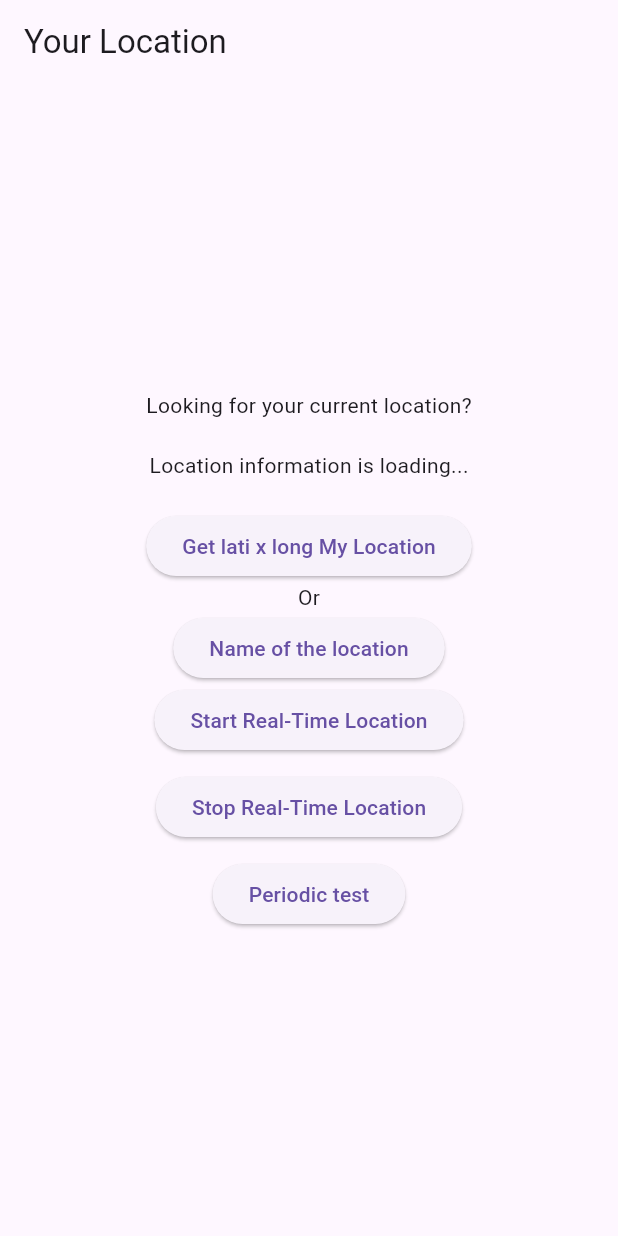
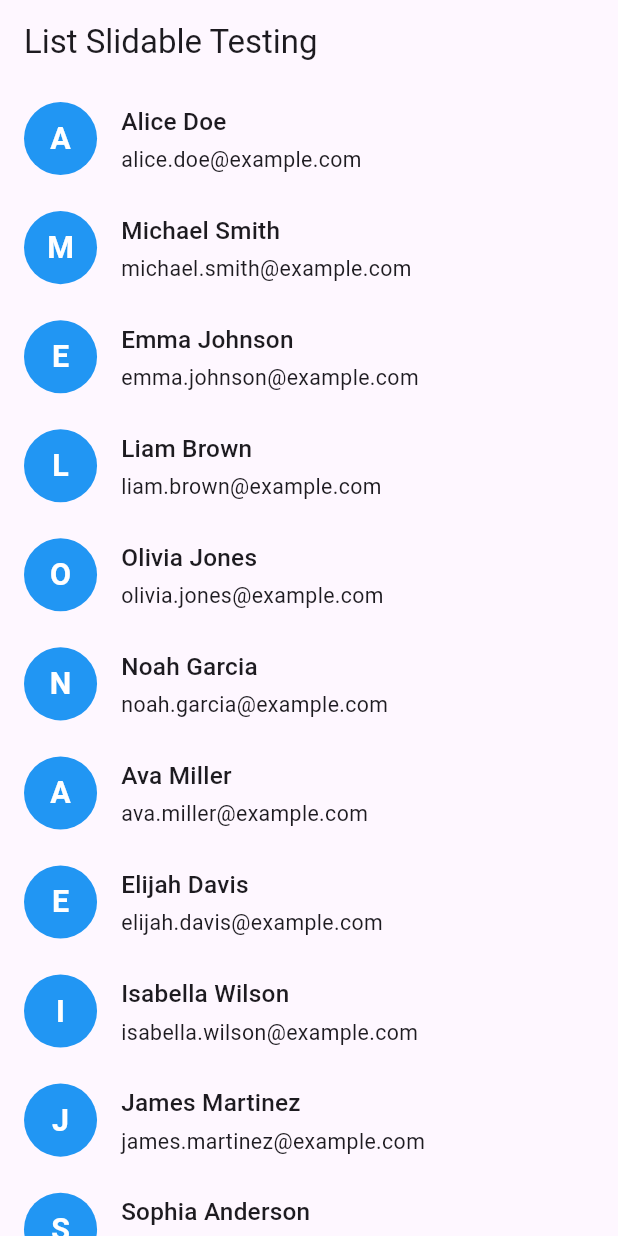
Before and after one commit to Sonykhan1121/Flutter-Full-Stack-Development, a Flutter app: the screen it shows after launch, on a phone screen of 412 x 824 dp. Run offline on Flutter 3.47's test engine with Material 3 defaults, Android fonts, the phone set to English and light mode, and no system bars; drawn by our look-alikes of flutter_slidable; our stand-ins replace azlistview, cached_network_image, camera, device_info_plus, dio, fl_chart and 8 more; missing offline and left inert: audio_session, gallery_saver_plus; project files that could hold a hidden picture were left out.

Commit message:
Make a custom list tile

```diff
--- a/03 Practice Basic Flutter Projects/test_widget/lib/main.dart
+++ b/03 Practice Basic Flutter Projects/test_widget/lib/main.dart
@@ -6,6 +6,8 @@ import 'package:test_widget/api_features/providers/comments_provider.dart';
 import 'package:test_widget/api_features/providers/posts_provider.dart';
 import 'package:test_widget/deviceIdentify/findDevice.dart';
 import 'package:test_widget/routes_features/onGenerateroute/routes/app_router_version1.dart';
+import 'package:test_widget/slidable_features/list_slide.dart';
+import 'package:test_widget/slidable_features/list_slide_provider.dart';
 
 import 'gesturedetector_features/gesture.dart';
 import 'gesturedetector_features/scale.dart';
@@ -26,6 +28,7 @@ class MyApp extends StatelessWidget {
         ChangeNotifierProvider(create: (_)=> TextExpandedProvider()),
         ChangeNotifierProvider(create: (_)=> PostsProvider()),
         ChangeNotifierProvider(create: (_)=>CommentsProvider()),
+        ChangeNotifierProvider(create: (_)=> ListSlideProvider()),
 
       ],
       child: ScreenUtilInit(
@@ -43,7 +46,7 @@ class MyApp extends StatelessWidget {
             // onGenerateRoute: AppRouterVersion1.route,
 
             // initialRoute: "/camera_handler",
-            home: FindLocation(),
+            home: ListSlide(),
           );
         },
       ),
--- /dev/null
+++ b/03 Practice Basic Flutter Projects/test_widget/lib/slidable_features/custom_profile_tile.dart
@@ -0,0 +1,105 @@
+import 'package:flutter/material.dart';
+import 'package:flutter_screenutil/flutter_screenutil.dart';
+
+class CustomProfileTile extends StatelessWidget {
+  final Widget? leading;
+  final String title;
+  final String? subtitle;
+  final TextStyle? titleStyle;
+  final TextStyle? subtitleStyle;
+  final Widget? trailing;
+  final double? height;
+  final EdgeInsetsGeometry? padding;
+  final EdgeInsetsGeometry? contentPadding;
+  final Color? backgroundColor;
+  final BorderRadius? borderRadius;
+  final BoxBorder? border;
+  final VoidCallback? onTap;
+  final VoidCallback? onLongPress;
+  final bool centerContent;
+  final MainAxisAlignment mainAxisAlignment;
+  final CrossAxisAlignment crossAxisAlignment;
+
+  const CustomProfileTile({
+    Key? key,
+    this.leading,
+    required this.title,
+    this.subtitle,
+    this.titleStyle,
+    this.subtitleStyle,
+    this.trailing,
+    this.height,
+    this.padding = const EdgeInsets.symmetric(horizontal: 16.0, vertical: 12.0),
+    this.contentPadding = const EdgeInsets.symmetric(horizontal: 8.0),
+    this.backgroundColor,
+    this.borderRadius,
+    this.border,
+    this.onTap,
+    this.onLongPress,
+    this.centerContent = false,
+    this.mainAxisAlignment = MainAxisAlignment.start,
+    this.crossAxisAlignment = CrossAxisAlignment.center,
+  }) : super(key: key);
+
+  @override
+  Widget build(BuildContext context) {
+    final ThemeData theme = Theme.of(context);
+
+    return Container(
+      height: height,
+      padding: padding,
+      decoration: BoxDecoration(
+        color: backgroundColor,
+        borderRadius: borderRadius,
+        border: border,
+      ),
+      child: Row(
+        mainAxisAlignment: mainAxisAlignment,
+        crossAxisAlignment: crossAxisAlignment,
+        children: [
+          if (leading != null) leading!,
+          if (leading != null) SizedBox(width: contentPadding?.horizontal ?? 8),
+          Expanded(
+            child: Column(
+              crossAxisAlignment:
+                  centerContent
+                      ? CrossAxisAlignment.center
+                      : CrossAxisAlignment.start,
+              mainAxisAlignment:
+                  centerContent
+                      ? MainAxisAlignment.center
+                      : MainAxisAlignment.spaceBetween,
+              mainAxisSize: MainAxisSize.min,
+              children: [
+                Text(
+                  title,
+                  style: titleStyle ?? theme.textTheme.titleMedium?.copyWith(
+                    fontSize: 16.sp,
+                  ),
+                  overflow: TextOverflow.ellipsis,
+                ),
+                if (subtitle != null)
+                  Padding(
+                    padding: const EdgeInsets.only(top: 4.0),
+                    child: Text(
+                      subtitle!,
+                      style:
+                          subtitleStyle ??
+                          theme.textTheme.bodyMedium?.copyWith(
+                            color: theme.textTheme.bodySmall?.color,
+                            fontSize: 14.sp,
+                          ),
+                      overflow: TextOverflow.ellipsis,
+                    ),
+                  ),
+              ],
+            ),
+          ),
+          if (trailing != null)
+            SizedBox(width: contentPadding?.horizontal ?? 8),
+          if (trailing != null) trailing!,
+        ],
+      ),
+    );
+  }
+}
--- /dev/null
+++ b/03 Practice Basic Flutter Projects/test_widget/lib/slidable_features/list_slide.dart
@@ -0,0 +1,118 @@
+import 'package:flutter/material.dart';
+import 'package:flutter_screenutil/flutter_screenutil.dart';
+import 'package:flutter_slidable/flutter_slidable.dart';
+import 'package:provider/provider.dart';
+import 'package:test_widget/slidable_features/list_slide_provider.dart';
+
+import 'custom_profile_tile.dart';
+
+class ListSlide extends StatefulWidget {
+  const ListSlide({super.key});
+
+  @override
+  State<ListSlide> createState() => _ListSlideState();
+}
+
+class _ListSlideState extends State<ListSlide> {
+  @override
+  Widget build(BuildContext context) {
+    return Consumer<ListSlideProvider>(
+      builder: (
+        BuildContext context,
+        ListSlideProvider provider,
+        Widget? child,
+      ) {
+        return Scaffold(
+          appBar: AppBar(title: Text('List Slidable Testing')),
+          body: ListView.builder(
+            itemCount: provider.users.length,
+            itemBuilder: (context, index) {
+              return Slidable(
+              key: ValueKey(provider.users[index].email),
+
+                startActionPane: ActionPane(
+                    motion: DrawerMotion(),
+                    dismissible: DismissiblePane(onDismissed: (){
+
+
+                        provider.Removeindex(index);
+
+
+
+                    }),
+                    children: [
+                      SlidableAction(
+                        onPressed: (context){
+                          print('Delete clicked');
+                          // Delete user from the list
+                          provider.Removeindex(index);
+
+                        },
+                        backgroundColor: Color(0xFFFE4A49),
+                        foregroundColor: Colors.white,
+                        icon: Icons.delete,
+                        label: 'Delete',
+                      ),
+                      SlidableAction(
+                        onPressed: (context){
+                          print('Share clicked');
+                          // Share user's details
+                          doNothing(context);
+                        },
+                        backgroundColor: Color(0xFF21B7CA),
+                        foregroundColor: Colors.white,
+                        icon: Icons.share,
+                        label: 'Share',
+                      ),
+                    ]
+                ),
+                endActionPane: ActionPane(
+                    motion: ScrollMotion(),
+                    children: [
+                      SlidableAction(
+                        // An action can be bigger than the others.
+                        flex: 2,
+                        onPressed: doNothing,
+                        backgroundColor: Color(0xFF7BC043),
+                        foregroundColor: Colors.white,
+                        icon: Icons.archive,
+                        label: 'Archive',
+                      ),
+                      SlidableAction(
+                        onPressed: doNothing,
+                        backgroundColor: Color(0xFF0392CF),
+                        foregroundColor: Colors.white,
+                        icon: Icons.save,
+                        label: 'Save',
+                      ),
+                    ],
+                ),
+
+                child: CustomProfileTile(
+                  leading: CircleAvatar(
+                    radius: 24.sp,
+                    backgroundColor: Colors.blue,
+                    child: Text(
+                      provider.users[index].name[0],
+                      style: TextStyle(
+                        color: Colors.white,
+                        fontWeight: FontWeight.bold,
+                        fontSize: 20.sp
+                      ),
+                    ),
+                  ),
+                  title: provider.users[index].name,
+                  subtitle: provider.users[index].email,
+                ),
+              );
+            },
+          ),
+        );
+      },
+    );
+  }
+  void doNothing(BuildContext context) {
+    ScaffoldMessenger.of(context).showSnackBar(SnackBar(content: Text("Tapped!")));
+  }
+
+}
--- /dev/null
+++ b/03 Practice Basic Flutter Projects/test_widget/lib/slidable_features/list_slide_provider.dart
@@ -0,0 +1,82 @@
+import 'package:flutter/material.dart';
+import 'package:test_widget/slidable_features/user.dart';
+
+class ListSlideProvider extends ChangeNotifier {
+  List<User> _users = [
+    User(name: 'Alice Doe', email: 'alice.doe@example.com'),
+    User(name: 'Michael Smith', email: 'michael.smith@example.com'),
+    User(name: 'Emma Johnson', email: 'emma.johnson@example.com'),
+    User(name: 'Liam Brown', email: 'liam.brown@example.com'),
+    User(name: 'Olivia Jones', email: 'olivia.jones@example.com'),
+    User(name: 'Noah Garcia', email: 'noah.garcia@example.com'),
+    User(name: 'Ava Miller', email: 'ava.miller@example.com'),
+    User(name: 'Elijah Davis', email: 'elijah.davis@example.com'),
+    User(name: 'Isabella Wilson', email: 'isabella.wilson@example.com'),
+    User(name: 'James Martinez', email: 'james.martinez@example.com'),
+    User(name: 'Sophia Anderson', email: 'sophia.anderson@example.com'),
+    User(name: 'Benjamin Taylor', email: 'benjamin.taylor@example.com'),
+    User(name: 'Charlotte Thomas', email: 'charlotte.thomas@example.com'),
+    User(name: 'Lucas Hernandez', email: 'lucas.hernandez@example.com'),
+    User(name: 'Mia Moore', email: 'mia.moore@example.com'),
+    User(name: 'Henry Martin', email: 'henry.martin@example.com'),
+    User(name: 'Amelia Jackson', email: 'amelia.jackson@example.com'),
+    User(name: 'Alexander White', email: 'alexander.white@example.com'),
+    User(name: 'Harper Lee', email: 'harper.lee@example.com'),
+    User(name: 'Daniel Clark', email: 'daniel.clark@example.com'),
+    User(name: 'Evelyn Lewis', email: 'evelyn.lewis@example.com'),
+    User(name: 'Matthew Walker', email: 'matthew.walker@example.com'),
+    User(name: 'Abigail Hall', email: 'abigail.hall@example.com'),
+    User(name: 'Jackson Young', email: 'jackson.young@example.com'),
+    User(name: 'Emily Allen', email: 'emily.allen@example.com'),
+    User(name: 'Sebastian King', email: 'sebastian.king@example.com'),
+    User(name: 'Elizabeth Scott', email: 'elizabeth.scott@example.com'),
+    User(name: 'David Green', email: 'david.green@example.com'),
+    User(name: 'Sofia Adams', email: 'sofia.adams@example.com'),
+    User(name: 'Carter Baker', email: 'carter.baker@example.com'),
+    User(name: 'Ella Nelson', email: 'ella.nelson@example.com'),
+    User(name: 'Wyatt Hill', email: 'wyatt.hill@example.com'),
+    User(name: 'Scarlett Ramirez', email: 'scarlett.ramirez@example.com'),
+    User(name: 'Grayson Campbell', email: 'grayson.campbell@example.com'),
+    User(name: 'Chloe Mitchell', email: 'chloe.mitchell@example.com'),
+    User(name: 'Levi Roberts', email: 'levi.roberts@example.com'),
+    User(name: 'Victoria Carter', email: 'victoria.carter@example.com'),
+    User(name: 'Julian Phillips', email: 'julian.phillips@example.com'),
+    User(name: 'Grace Evans', email: 'grace.evans@example.com'),
+    User(name: 'Ezra Turner', email: 'ezra.turner@example.com'),
+    User(name: 'Hannah Torres', email: 'hannah.torres@example.com'),
+    User(name: 'Leo Parker', email: 'leo.parker@example.com'),
+    User(name: 'Aria Collins', email: 'aria.collins@example.com'),
+    User(name: 'Nathan Edwards', email: 'nathan.edwards@example.com'),
+    User(name: 'Zoe Stewart', email: 'zoe.stewart@example.com'),
+    User(name: 'Isaac Morris', email: 'isaac.morris@example.com'),
+    User(name: 'Lily Rogers', email: 'lily.rogers@example.com'),
+    User(name: 'Samuel Reed', email: 'samuel.reed@example.com'),
+  ];
+
+  List<User> get users => _users;
+
+  void setUsers(List<User> value) {
+    _users = value;
+    notifyListeners();
+  }
+
+  void clearUsers() {
+    _users.clear();
+    notifyListeners();
+  }
+
+  void addUser(User user) {
+    _users.add(user);
+    notifyListeners();
+  }
+
+  void RemoveUser(User user) {
+    _users.remove(user);
+    notifyListeners();
+  }
+  void Removeindex(int index)
+  {
+     _users.removeAt(index);
+     notifyListeners();
+  }
+}
--- /dev/null
+++ b/03 Practice Basic Flutter Projects/test_widget/lib/slidable_features/user.dart
@@ -0,0 +1,7 @@
+class User{
+
+  final String name;
+  final String email;
+
+  User({required this.name,required this.email});
+}
--- a/03 Practice Basic Flutter Projects/test_widget/pubspec.yaml
+++ b/03 Practice Basic Flutter Projects/test_widget/pubspec.yaml
@@ -45,6 +45,7 @@ dependencies:
   device_info_plus: ^11.3.3
   geolocator: ^13.0.4
   geocoding: ^3.0.0
+  flutter_slidable: ^4.0.0
 
 
 
```
Also changed, not shown: 03 Practice Basic Flutter Projects/test_widget/pubspec.lock.
